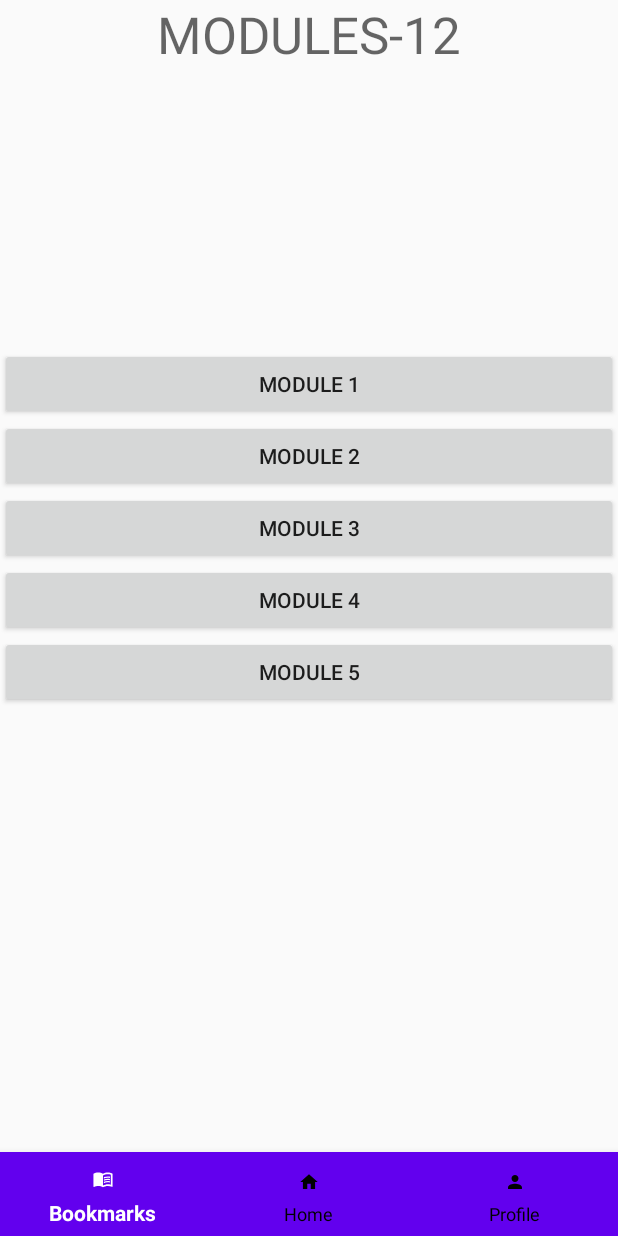
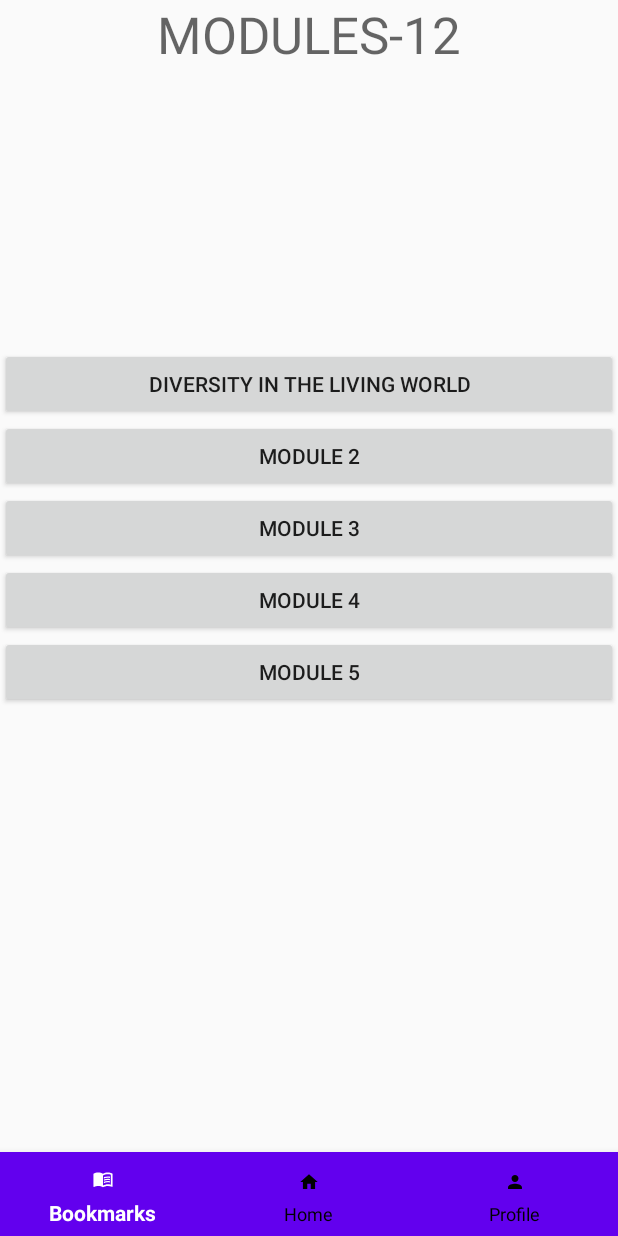
Before and after one commit to flockflair/flockflairapp, an Android app: the layout activity_module_12.xml on its own in the app's theme, with its tools: preview values and no code run, on a phone screen of 412 x 824 dp. Run offline under Robolectric (Android 15) with nearby library versions, the phone set to English and light mode, and no system bars; Roboto replaces fonts that are not available here.

Commit message:
Resolved commit

```diff
--- a/app/src/main/java/com/example/flockflairapp/BookmarkActivity.java
+++ b/app/src/main/java/com/example/flockflairapp/BookmarkActivity.java
@@ -6,6 +6,7 @@ import androidx.recyclerview.widget.LinearLayoutManager;
 import androidx.recyclerview.widget.RecyclerView;
 
 import android.os.Bundle;
+import android.view.WindowManager;
 import android.widget.Toast;
 
 import com.google.firebase.auth.FirebaseAuth;
@@ -30,6 +31,9 @@ public class BookmarkActivity extends AppCompatActivity {
     protected void onCreate(Bundle savedInstanceState) {
         super.onCreate(savedInstanceState);
         setContentView(R.layout.activity_bookmark);
+
+        //prevent screenCapture
+        getWindow().setFlags(WindowManager.LayoutParams.FLAG_SECURE,WindowManager.LayoutParams.FLAG_SECURE);
 
         rv_bookmark = findViewById(R.id.rv_bookmarks);
 
--- a/app/src/main/java/com/example/flockflairapp/BookmarkAdapter.java
+++ b/app/src/main/java/com/example/flockflairapp/BookmarkAdapter.java
@@ -24,8 +24,9 @@ import java.util.List;
 public class BookmarkAdapter extends RecyclerView.Adapter<BookmarkAdapter.Viewholder> {
 
     private List<QuestionModel> list;
+    //instance of firebase
     FirebaseDatabase db = FirebaseDatabase.getInstance();
-    DatabaseReference dbBookmarks = db.getReference();
+    DatabaseReference dbBookmarks = db.getReference("user");
     String uuid = FirebaseAuth.getInstance().getCurrentUser().getUid();
 
     public BookmarkAdapter(List<QuestionModel> list) {
--- a/app/src/main/java/com/example/flockflairapp/Chapter_Module_1_12.java
+++ b/app/src/main/java/com/example/flockflairapp/Chapter_Module_1_12.java
@@ -58,7 +58,7 @@ public class Chapter_Module_1_12 extends AppCompatActivity {
             }
         });
 
-        database.child("Module1").addValueEventListener(new ValueEventListener() {
+        database.child("Diversity In The Living World").addValueEventListener(new ValueEventListener() {
             @Override
             public void onDataChange(@NonNull DataSnapshot snapshot) {
                //change child and reterive name of value
--- a/app/src/main/java/com/example/flockflairapp/DisplayQuestions.java
+++ b/app/src/main/java/com/example/flockflairapp/DisplayQuestions.java
@@ -9,6 +9,7 @@ import android.graphics.Color;
 import android.os.Bundle;
 import android.os.Vibrator;
 import android.view.View;
+import android.view.WindowManager;
 import android.view.animation.DecelerateInterpolator;
 import android.widget.Button;
 import android.widget.LinearLayout;
@@ -72,6 +73,9 @@ public class DisplayQuestions extends AppCompatActivity {
         next_btn = findViewById(R.id.buttonNext);
         vibrator = (Vibrator) this.getSystemService(VIBRATOR_SERVICE);
 
+        //prevent screenCapture
+        getWindow().setFlags(WindowManager.LayoutParams.FLAG_SECURE,WindowManager.LayoutParams.FLAG_SECURE);
+
 
         //explanation
         explanation_btn = findViewById(R.id.buttonExplain);
@@ -116,7 +120,7 @@ public class DisplayQuestions extends AppCompatActivity {
         //progressDialog
         pg.show();
         //database fetch child
-        dbRef.child("Microbes").child("questions").orderByChild("index").limitToFirst(10).addListenerForSingleValueEvent(new ValueEventListener() {
+        dbRef.child("Diversity In The Living World").child("questions").orderByChild("index").limitToFirst(10).addListenerForSingleValueEvent(new ValueEventListener() {
             @Override
             public void onDataChange(@NonNull DataSnapshot snapshot) {
                 //data cache
--- a/app/src/main/java/com/example/flockflairapp/SignUp.java
+++ b/app/src/main/java/com/example/flockflairapp/SignUp.java
@@ -12,6 +12,7 @@ import android.widget.EditText;
 import android.widget.Toast;
 
 import com.google.firebase.auth.FirebaseAuth;
+import com.google.firebase.auth.FirebaseUser;
 import com.google.firebase.database.DataSnapshot;
 import com.google.firebase.database.DatabaseError;
 import com.google.firebase.database.DatabaseReference;
@@ -23,8 +24,6 @@ public class SignUp extends AppCompatActivity {
     EditText edit_name;
     EditText edit_phone;
     DatabaseReference databaseReference;
-    //getting user UID
-    String uuid = FirebaseAuth.getInstance().getCurrentUser().getUid();
     Button ButtonSignUp;
     String phoneNum;
     String name;
@@ -66,7 +65,7 @@ public class SignUp extends AppCompatActivity {
 
                 Java_SignUp n = new Java_SignUp(name, phoneNum);
 
-                databaseReference.child(uuid).setValue(n);
+                databaseReference.push().setValue(n);
                 Toast.makeText(getApplicationContext(), "Data inserted Successfully", Toast.LENGTH_LONG).show();
             }
         });
--- a/app/src/main/res/layout/activity_module_12.xml
+++ b/app/src/main/res/layout/activity_module_12.xml
@@ -31,7 +31,7 @@
             android:layout_width="0dp"
             android:layout_height="wrap_content"
             android:layout_marginTop="435dp"
-            android:text="Module 1"
+            android:text="@string/Module1"
             app:layout_constraintBottom_toTopOf="@+id/module_2"
             app:layout_constraintEnd_toEndOf="parent"
             app:layout_constraintHorizontal_bias="0.0"
--- a/app/src/main/res/values/strings.xml
+++ b/app/src/main/res/values/strings.xml
@@ -1,4 +1,5 @@
 <resources>
     <string name="app_name">Flockflairapp</string>
     <string name="next">Next</string>
+    <string name="Module1">Diversity In The Living World</string>
 </resources>
```
Also changed, not shown: app/src/main/java/com/example/flockflairapp/phonenumber.java (+0 -12 lines).
